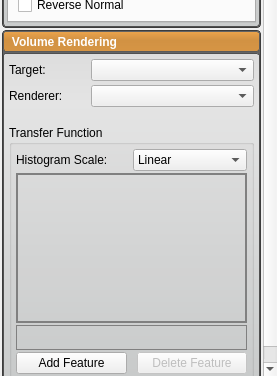
First picture: the form in src/Interface/Application/RenderingDockWidget.ui, repository SCIInstitute/Seg3D, before the edit; both pictures show x 0 to 277 and y 320 to 696 of the 277 by 696 pixel window.
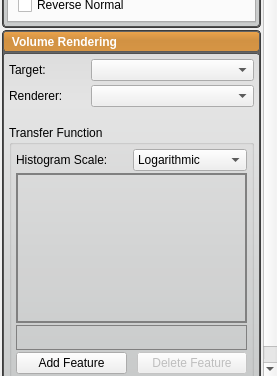
Second picture: the form after the edit. Custom widgets are drawn as their Qt base class.

Commit message: visual updates to interface: render dockwidget was too wide. Histogram widget had a font that was too big and the dock widget had lost its raise function to lift it to the foreground.

The edit to the form file:
```diff
--- a/src/Interface/Application/RenderingDockWidget.ui
+++ b/src/Interface/Application/RenderingDockWidget.ui
@@ -248,9 +248,9 @@
        <property name="geometry">
         <rect>
          <x>0</x>
-         <y>-52</y>
-         <width>260</width>
-         <height>726</height>
+         <y>0</y>
+         <width>262</width>
+         <height>745</height>
         </rect>
        </property>
        <layout class="QVBoxLayout" name="scroll_area_layout_">
@@ -1433,6 +1433,9 @@
                    </item>
                    <item>
                     <widget class="QComboBox" name="histogram_scale_combobox_">
+                     <property name="currentIndex">
+                      <number>1</number>
+                     </property>
                      <item>
                       <property name="text">
                        <string>Linear</string>
```
Left out of the diff: 18 changed lines with no effect on the pictures. The commit also changes 5 other files.
